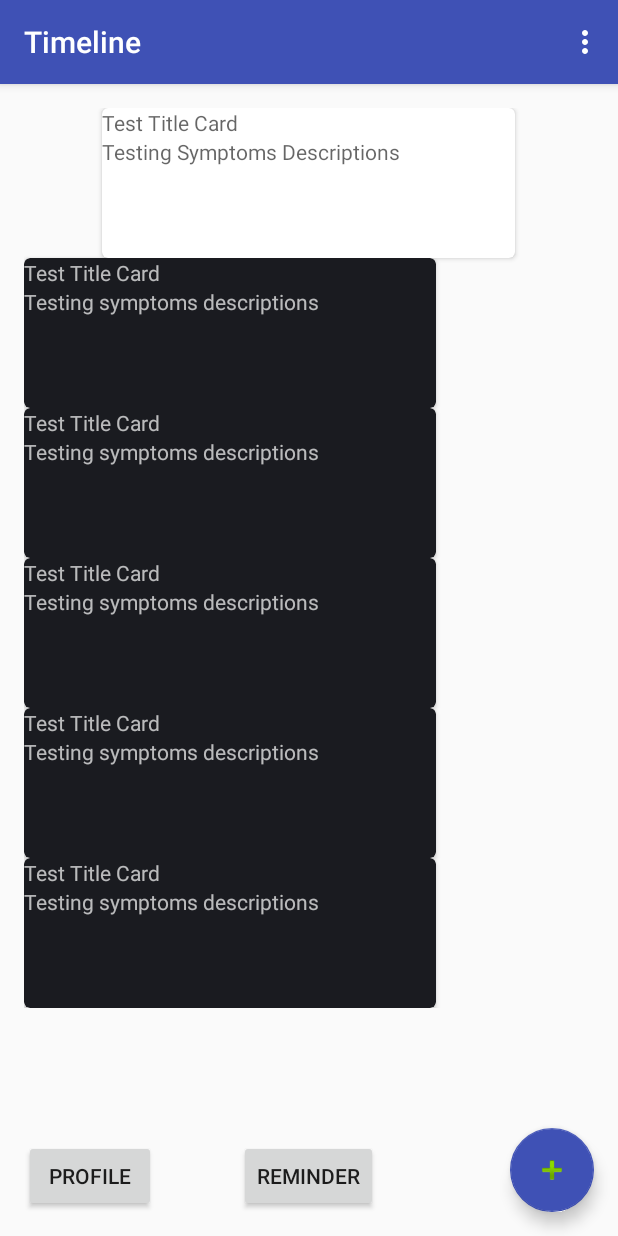
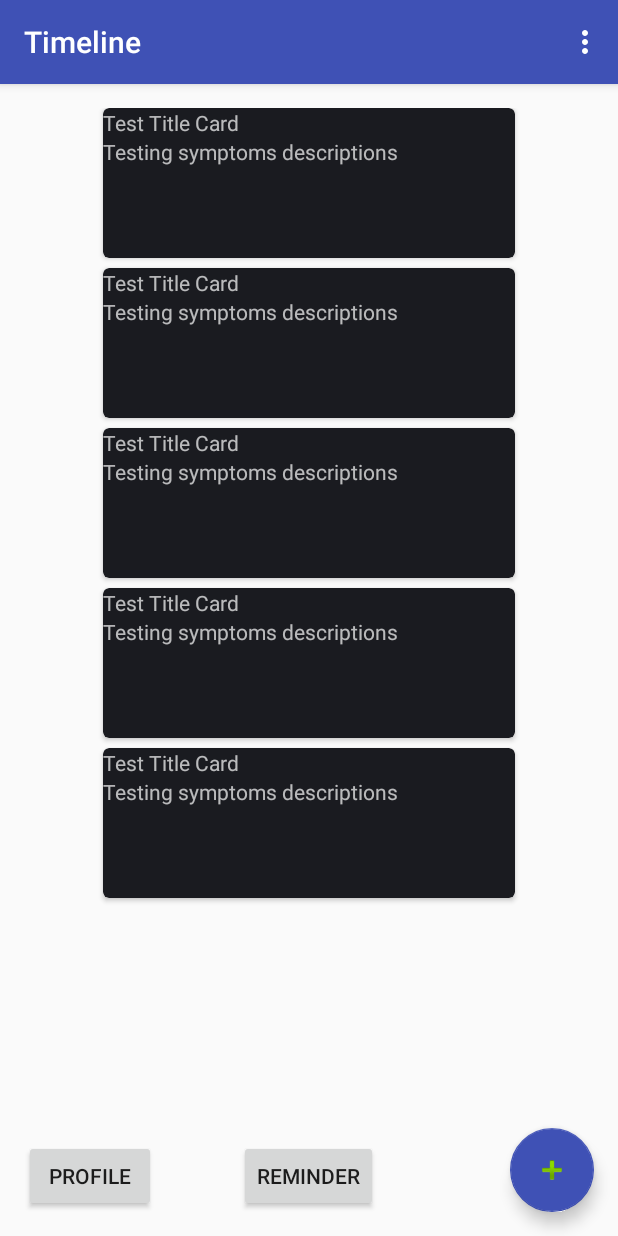
Before and after one commit to Team11-MedAppJam/HealthCombinder, an Android app: the Timeline screen opened directly, with no data from a screen before it, on a phone screen of 412 x 824 dp. Run offline under Robolectric (Android 15) with nearby library versions, the phone set to English and light mode, and no system bars; 1 statement that could not run was skipped.

Commit message:
Edit Timeline Cards
—Center cards
—Create margins between cards
—Attempt to make cards clickable

```diff
--- a/app/src/main/java/team11/healthcombinder/Timeline.java
+++ b/app/src/main/java/team11/healthcombinder/Timeline.java
@@ -79,11 +79,14 @@ public class Timeline extends AppCompatActivity {
         //Adding cards dynamically//
         ///////////////////////////
 
-
+        //Converting dp to pixels
+        Resources r = getResources();
+        int height = (int) TypedValue.applyDimension(TypedValue.COMPLEX_UNIT_DIP, 100, r.getDisplayMetrics());
+        int width = (int) TypedValue.applyDimension(TypedValue.COMPLEX_UNIT_DIP, 275, r.getDisplayMetrics());
+        int radius = (int) TypedValue.applyDimension(TypedValue.COMPLEX_UNIT_DIP, 4, r.getDisplayMetrics());
 
         //Set ids, attach elements, then add to timeline
         for(int i = 0; i < 5; i++){
-            //Rename ids for each card SORRY STEPHEN NOT DONE YET
             //Find timeline list
             LinearLayout timelineCards = (LinearLayout) findViewById(R.id.timeline_notecards);
 
@@ -94,16 +97,19 @@ public class Timeline extends AppCompatActivity {
             TextView cardHeader = new TextView(mContext);
             TextView cardDescrip = new TextView(mContext);
 
-            //Converting dp to pixels
-            Resources r = getResources();
-            int height = (int) TypedValue.applyDimension(TypedValue.COMPLEX_UNIT_DIP, 100, r.getDisplayMetrics());
-            int width = (int) TypedValue.applyDimension(TypedValue.COMPLEX_UNIT_DIP, 275, r.getDisplayMetrics());
-            int radius = (int) TypedValue.applyDimension(TypedValue.COMPLEX_UNIT_DIP, 4, r.getDisplayMetrics());
-
             //Set cardView styles
-            LinearLayout.LayoutParams cardViewParams = new LinearLayout.LayoutParams(width, height, Gravity.CENTER);
+            LinearLayout.LayoutParams cardViewParams = new LinearLayout.LayoutParams(width, height);
+            cardViewParams.gravity = Gravity.CENTER;
+            cardViewParams.setMargins(0, 0, 0, 10);
             cardView.setRadius(radius);
             cardView.setLayoutParams(cardViewParams);
+            cardView.setOnClickListener(new View.OnClickListener(){
+                @Override
+                public void onClick(View view){
+                    Intent intent = new Intent(Timeline.this, about.class);
+                    startActivity(intent);
+                }
+            });
 
             //Set cardLinearLayout styles
             LinearLayout.LayoutParams cardLinearLayoutParams = new LinearLayout.LayoutParams(LayoutParams.MATCH_PARENT, LayoutParams.MATCH_PARENT);
@@ -117,6 +123,7 @@ public class Timeline extends AppCompatActivity {
             FrameLayout.LayoutParams cardDescParams = new FrameLayout.LayoutParams(LayoutParams.MATCH_PARENT, LayoutParams.MATCH_PARENT);
             cardDescrip.setLayoutParams(cardDescParams);
             cardDescrip.setHint("Testing symptoms descriptions");
+
             //Attach Elements in Hierachy
             cardLinearLayout.addView(cardHeader);
             cardLinearLayout.addView(cardDescrip);
--- a/app/src/main/res/layout/content_timeline.xml
+++ b/app/src/main/res/layout/content_timeline.xml
@@ -24,39 +24,6 @@
             android:orientation="vertical"
             android:id="@+id/timeline_notecards">
 
-            <!-- A CardView that contains a TextView -->
-            <android.support.v7.widget.CardView
-                xmlns:card_view="http://schemas.android.com/apk/res-auto"
-                android:id="@+id/card_view"
-                android:layout_gravity="center"
-                android:layout_width="275dp"
-                android:layout_height="100dp"
-                card_view:cardCornerRadius="4dp">
-
-
-                <LinearLayout
-                    android:orientation="vertical"
-                    android:layout_width="match_parent"
-                    android:layout_height="match_parent">
-
-                    <TextView
-                        android:hint="Test Title Card"
-                        android:layout_width="match_parent"
-                        android:layout_height="wrap_content"
-                        android:id="@+id/textView5"
-                        android:textAppearance="@style/TextAppearance.AppCompat.Body1" />
-
-                    <TextView
-                        android:id="@+id/info_text"
-                        android:layout_width="match_parent"
-                        android:layout_height="match_parent"
-                        android:hint="Testing Symptoms Descriptions"
-                        android:layout_weight="1" />
-                </LinearLayout>
-
-            </android.support.v7.widget.CardView>
-
-
         </LinearLayout>
     </ScrollView>
 
```
